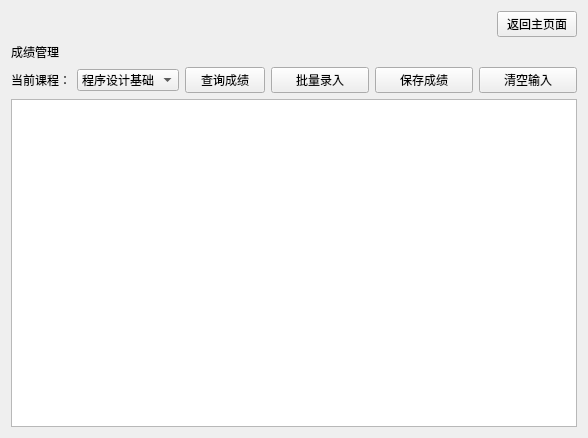
This is StudentScoreSystem/score.ui in wmq-666/qt as Qt 5 draws it before an edit. The edited form follows.
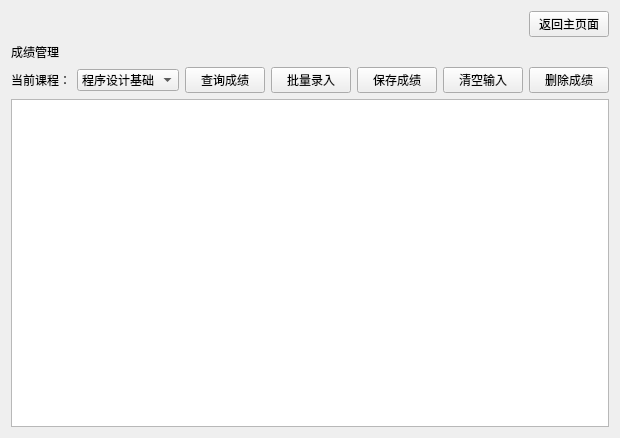
This is the edited form.

What changed in the file:
```diff
--- a/StudentScoreSystem/score.ui
+++ b/StudentScoreSystem/score.ui
@@ -108,6 +108,13 @@
          </property>
         </widget>
        </item>
+       <item>
+        <widget class="QPushButton" name="btnDelete">
+         <property name="text">
+          <string>删除成绩</string>
+         </property>
+        </widget>
+       </item>
       </layout>
      </item>
      <item>
```
